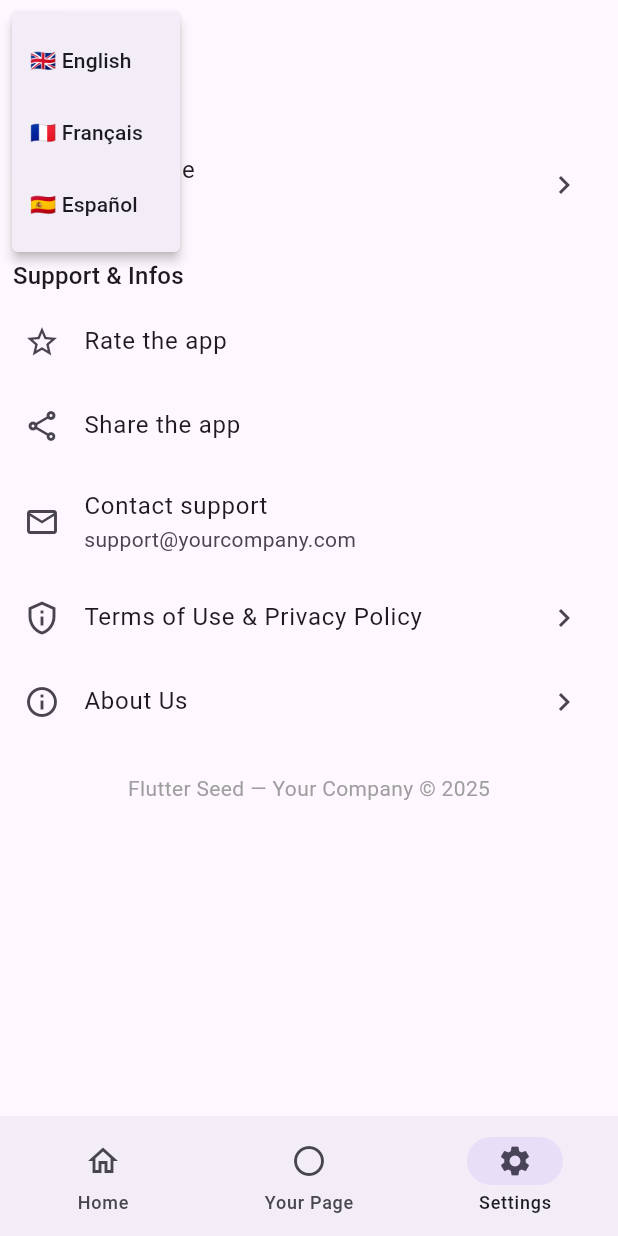
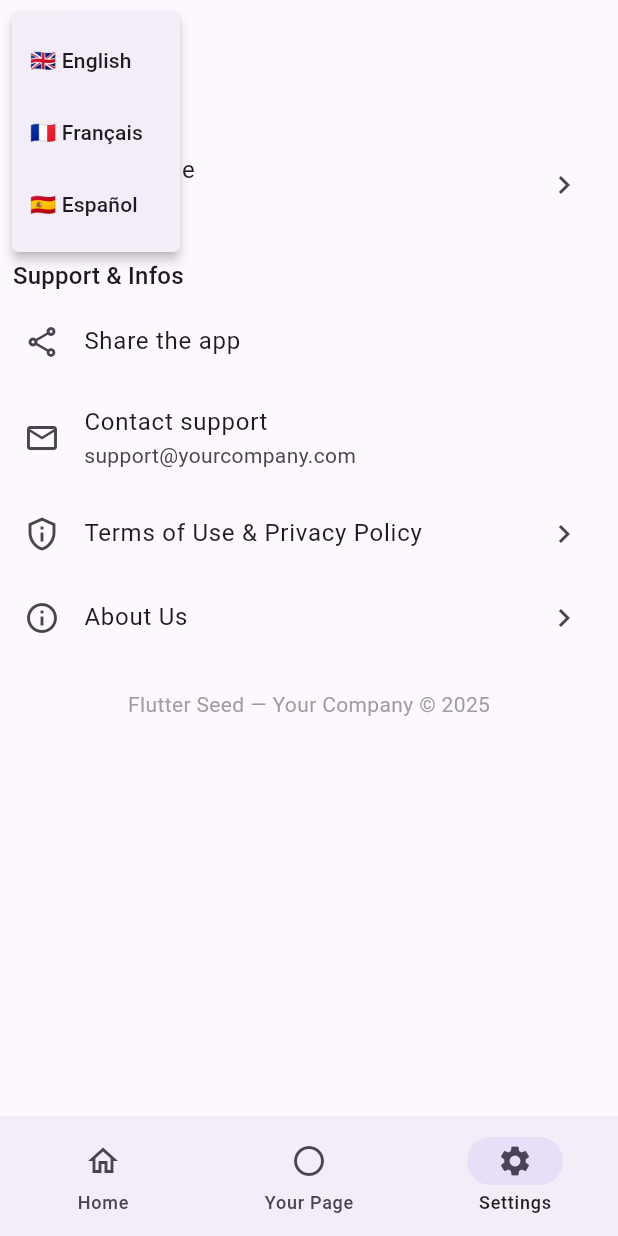
Before and after one commit to LouisMinguet/flutter_seed, a Flutter app: the SettingsPage screen opened by its route, after a tap on "Language", on a phone screen of 412 x 824 dp. Run offline on Flutter 3.47's test engine with Material 3 defaults, Android fonts, the phone set to English and light mode, and no system bars; our stand-ins replace easy_localization, firebase_core, go_router, logger, share_plus, shared_preferences and 1 more; accounts and stored records are empty; generated files the repository leaves out were written again.

```diff
--- a/lib/pages/settings_page.dart
+++ b/lib/pages/settings_page.dart
@@ -1,10 +1,12 @@
 // lib/pages/settings_page.dart
 
+import 'package:easy_localization/easy_localization.dart';
 import 'package:flutter/material.dart';
 import 'package:go_router/go_router.dart';
-import 'package:easy_localization/easy_localization.dart';
 
+import '../services/share_app_service.dart';
 import '../utils/constants.dart';
+import '../utils/logger.dart';
 import '../widgets/separators.dart';
 
 class SettingsPage extends StatefulWidget {
@@ -39,17 +41,22 @@ class _SettingsPageState extends State<SettingsPage> {
               ),
               trailing: const Icon(Icons.chevron_right),
               onTap: () async {
-                final RenderBox button = context.findRenderObject() as RenderBox;
+                logger.i("Changing language");
+
+                final RenderBox button =
+                    context.findRenderObject() as RenderBox;
                 final RenderBox overlay =
-                Overlay.of(context).context.findRenderObject() as RenderBox;
+                    Overlay.of(context).context.findRenderObject() as RenderBox;
 
                 final selected = await showMenu<Locale>(
                   context: context,
                   position: RelativeRect.fromRect(
                     Rect.fromPoints(
                       button.localToGlobal(Offset.zero, ancestor: overlay),
-                      button.localToGlobal(button.size.bottomRight(Offset.zero),
-                          ancestor: overlay),
+                      button.localToGlobal(
+                        button.size.bottomRight(Offset.zero),
+                        ancestor: overlay,
+                      ),
                     ),
                     Offset.zero & overlay.size,
                   ),
@@ -76,31 +83,27 @@ class _SettingsPageState extends State<SettingsPage> {
               },
             ),
 
-
             Separator.normal(),
 
             // --------- Support ----------
             _SectionHeader("$TR_CODE.support".tr()),
             ListTile(
-              leading: const Icon(Icons.star_border),
-              title: Text("$TR_CODE.rate".tr()),
-              onTap: () {
-                // TODO: ouvrir in_app_review
+              leading: const Icon(Icons.share_outlined),
+              title: Text("$TR_CODE.share".tr()),
+              onTap: () async {
+                logger.i("Sharing app");
+
+                ShareAppService.shareApp(context);
               },
             ),
-            ListTile(
-              leading: const Icon(Icons.share_outlined),
-              title: Text("$TR_CODE.share".tr()),
-              onTap: () {
-                // TODO: partager lien de l’app
-              },
-            ),
+
             ListTile(
               leading: const Icon(Icons.mail_outline),
               title: Text("$TR_CODE.contact".tr()),
               subtitle: Text(AppConstants.supportEmail),
               onTap: () {
                 // TODO: ouvrir mailto ou formulaire de contact
+                logger.i("Contacting support");
               },
             ),
             ListTile(
@@ -108,6 +111,7 @@ class _SettingsPageState extends State<SettingsPage> {
               title: Text("$TR_CODE.terms".tr()),
               trailing: const Icon(Icons.chevron_right),
               onTap: () {
+                logger.i("Terms of service");
                 context.pushNamed('terms');
               },
             ),
@@ -116,6 +120,7 @@ class _SettingsPageState extends State<SettingsPage> {
               title: Text("$TR_CODE.about".tr()),
               trailing: const Icon(Icons.chevron_right),
               onTap: () {
+                logger.i("About page");
                 context.pushNamed('about');
               },
             ),
@@ -152,10 +157,7 @@ class _SectionHeader extends StatelessWidget {
         AppConstants.normalSpace,
         AppConstants.smallSpace,
       ),
-      child: Text(
-        text,
-        style: Theme.of(context).textTheme.titleMedium,
-      ),
+      child: Text(text, style: Theme.of(context).textTheme.titleMedium),
     );
   }
 }
--- a/lib/utils/constants.dart
+++ b/lib/utils/constants.dart
@@ -7,6 +7,8 @@ class AppConstants {
   static const String appName = 'Flutter Seed';
   static const String companyName = 'Your Company';
   static const String supportEmail = 'support@yourcompany.com';
+  static const String androidAppId = 'com.yourcompany.appname';
+  static const String iOSAppId = 'id';
 
   static const String appVersion = '1.0.0'; // To change before every update.
 
--- /dev/null
+++ b/lib/utils/logger.dart
@@ -0,0 +1,12 @@
+import 'package:logger/logger.dart';
+
+var logger = Logger(
+  level: Level.debug, // Levels : verbose, debug, info, warning, error, wtf
+  printer: PrettyPrinter(
+    methodCount: 0,
+    errorMethodCount: 8,
+    lineLength: 120,
+    colors: true,
+    printEmojis: true,
+  ),
+);
--- a/pubspec.yaml
+++ b/pubspec.yaml
@@ -20,6 +20,7 @@ dependencies:
   google_fonts: ^6.3.0
   firebase_core: ^4.0.0
   easy_localization: ^3.0.8
+  share_plus: ^11.1.0
 
 dev_dependencies:
   flutter_test:
--- /dev/null
+++ b/todo.txt
@@ -0,0 +1,6 @@
+TODO :
+- Logger
+- Futter Analytics
+- Rate app
+- Share app
+- Contact button
```
Also changed, not shown: lib/services/share_app_service.dart (added, +32 -0 lines), 1 other file.
